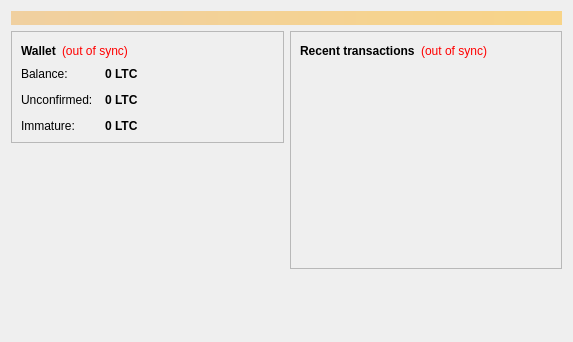
The window that src/qt/forms/overviewpage.ui (mp2apps/pesetacoin-master) describes before a commit, drawn with Qt 5.
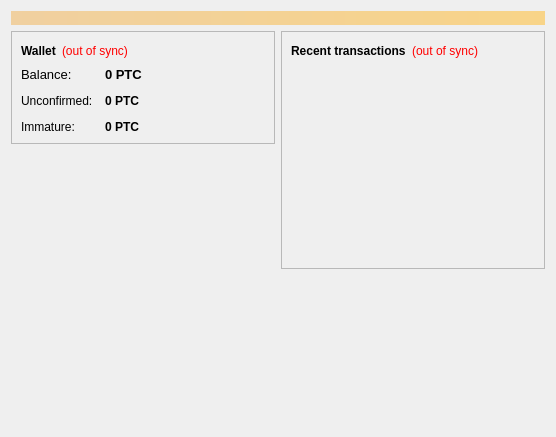
The same window after the commit. Icons and pictures are not drawn.

Patch:
```diff
--- a/src/qt/forms/overviewpage.ui
+++ b/src/qt/forms/overviewpage.ui
@@ -6,8 +6,8 @@
    <rect>
     <x>0</x>
     <y>0</y>
-    <width>573</width>
-    <height>342</height>
+    <width>556</width>
+    <height>437</height>
    </rect>
   </property>
   <property name="windowTitle">
@@ -102,6 +102,11 @@
             </property>
             <item row="0" column="0">
              <widget class="QLabel" name="label">
+              <property name="font">
+               <font>
+                <pointsize>10</pointsize>
+               </font>
+              </property>
               <property name="text">
                <string>Balance:</string>
               </property>
@@ -111,6 +116,7 @@
              <widget class="QLabel" name="labelBalance">
               <property name="font">
                <font>
+                <pointsize>10</pointsize>
                 <weight>75</weight>
                 <bold>true</bold>
                </font>
@@ -122,7 +128,7 @@
                <string>Your current balance</string>
               </property>
               <property name="text">
-               <string notr="true">0 LTC</string>
+               <string notr="true">0 PTC</string>
               </property>
               <property name="textInteractionFlags">
                <set>Qt::LinksAccessibleByMouse|Qt::TextSelectableByKeyboard|Qt::TextSelectableByMouse</set>
@@ -151,7 +157,7 @@
                <string>Total of transactions that have yet to be confirmed, and do not yet count toward the current balance</string>
               </property>
               <property name="text">
-               <string notr="true">0 LTC</string>
+               <string notr="true">0 PTC</string>
               </property>
               <property name="textInteractionFlags">
                <set>Qt::LinksAccessibleByMouse|Qt::TextSelectableByKeyboard|Qt::TextSelectableByMouse</set>
@@ -177,7 +183,7 @@
                <string>Mined balance that has not yet matured</string>
               </property>
               <property name="text">
-               <string notr="true">0 LTC</string>
+               <string notr="true">0 PTC</string>
               </property>
               <property name="textInteractionFlags">
                <set>Qt::LinksAccessibleByMouse|Qt::TextSelectableByKeyboard|Qt::TextSelectableByMouse</set>
```
Left out of the diff: 26 changed lines with no effect on the pictures.
